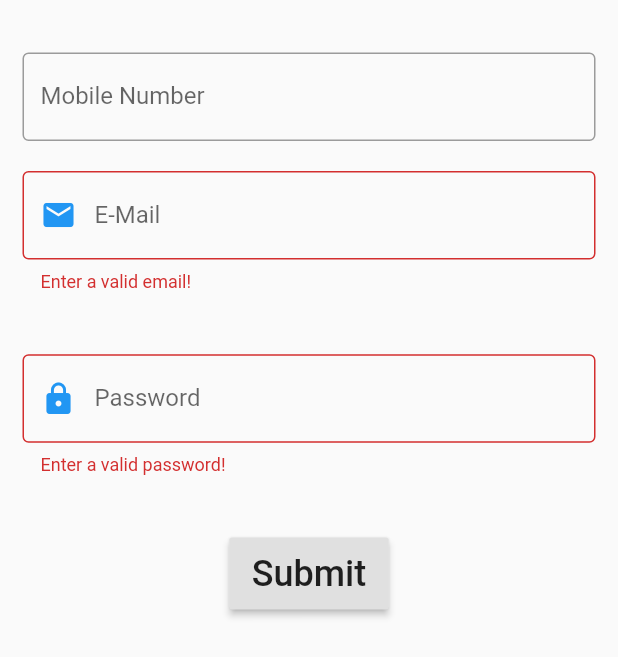
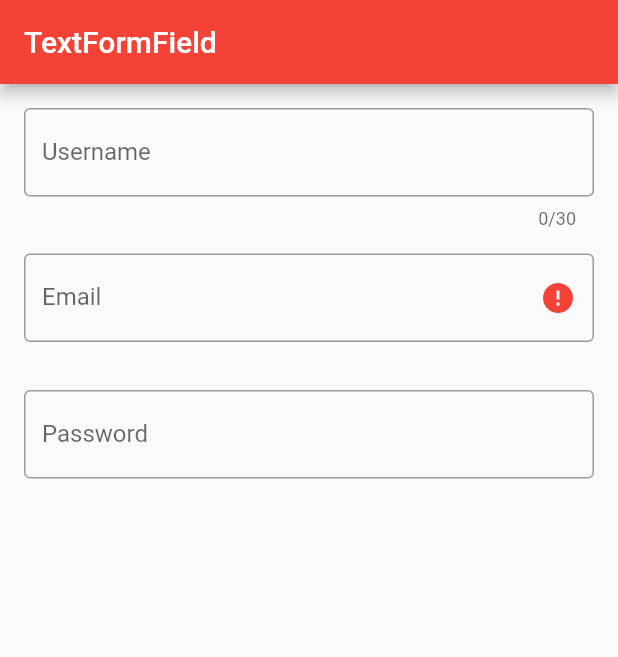
Before and after one commit to VattipalliSridhar/Sample-Flutter-App, a Flutter app: the screen it shows after launch, on a phone screen of 412 x 824 dp. Shown: the top 657 px of the screen. Run offline on Flutter 3.47's test engine with Material 2 defaults, Android fonts, the phone set to English and light mode, and no system bars; our stand-ins replace country_code_picker, fluttertoast, form_field_validator; missing offline and left inert: simple_tooltip.

Commit message:
validation

```diff
--- a/lib/main.dart
+++ b/lib/main.dart
@@ -1,6 +1,8 @@
 import 'package:flutter/material.dart';
 import 'package:flutter_apps/FormHome.dart';
 import 'package:flutter_apps/Home.dart';
+import 'package:flutter_apps/SampleCode.dart';
+import 'package:flutter_apps/validationData.dart';
 import 'package:fluttertoast/fluttertoast.dart';
 
 void main() {
@@ -13,7 +15,7 @@ class MyApp extends StatelessWidget {
     return MaterialApp(
       debugShowCheckedModeBanner: false,
       title: "My Application",
-      home: FormHome(),
+      home: MyAppli(),
     );
   }
 }
--- /dev/null
+++ b/lib/validationData.dart
@@ -0,0 +1,238 @@
+import 'package:flutter/material.dart';
+import 'package:simple_tooltip/simple_tooltip.dart';
+
+class MyAppli extends StatelessWidget {
+  static final String title = 'TextFormField';
+  @override
+  Widget build(BuildContext context) {
+    return MaterialApp(
+      debugShowCheckedModeBanner: false,
+      title: title,
+      theme: ThemeData(primaryColor: Colors.red),
+      home: MainPage(title: title),
+    );
+  }
+}
+
+class MainPage extends StatefulWidget{
+
+  final String title;
+
+  const MainPage({
+    @required this.title,
+  });
+
+  @override
+  _MainPageState createState() => _MainPageState();
+
+
+}
+
+
+class _MainPageState extends State<MainPage> {
+
+
+  void _showAlertDialog(String title, String message) {
+
+    AlertDialog alertDialog = AlertDialog(
+      title: Text(title),
+      content: Text(message),
+    );
+    showDialog(
+        context: context,
+        builder: (_) => alertDialog
+    );
+  }
+  bool _autoValidate = false;
+  final formKey = GlobalKey<FormState>();
+  String username = '';
+  String email = '';
+  String password = '';
+  bool showTooltip = false;
+  String errorText = '';
+  @override
+  Widget build(BuildContext context) => Scaffold(
+    appBar: AppBar(
+      title: Text(widget.title),
+    ),
+    body: Form(
+      key: formKey,
+      //autovalidateMode: AutovalidateMode.onUserInteraction,
+      child: ListView(
+        padding: EdgeInsets.all(16),
+        children: [
+          buildUsername(),
+          const SizedBox(height: 16),
+          buildEmail(),
+          Positioned(
+            //You can use your own custom tooltip widget over here in place of below Container
+            child: showTooltip
+                ? Container(
+               child: SimpleTooltip(
+                 animationDuration: Duration(seconds: 3),
+                 show: true,
+                 //tooltipDirection: TooltipDirection.up,
+                 tooltipDirection: TooltipDirection.down,
+                 content: Text(
+                   ""+errorText,
+                   style: TextStyle(
+                     color: Colors.black,
+                     fontSize: 15,
+                     decoration: TextDecoration.none,
+                   ),
+                 ),
+               ),
+            ) : Container(),
+          ),
+          const SizedBox(height: 32),
+
+
+
+
+          buildPassword(),
+          const SizedBox(height: 32),
+          //buildSubmit(),
+        ],
+      ),
+    ),
+  );
+
+  Widget buildUsername() => TextFormField(
+    decoration: InputDecoration(
+      labelText: 'Username',
+      border: OutlineInputBorder(),
+      // errorBorder:
+      //     OutlineInputBorder(borderSide: BorderSide(color: Colors.purple)),
+      // focusedErrorBorder:
+      //     OutlineInputBorder(borderSide: BorderSide(color: Colors.purple)),
+      // errorStyle: TextStyle(color: Colors.purple),
+    ),
+    validator: (value) {
+      if (value.length < 4) {
+        return 'Enter at least 4 characters';
+      } else {
+        return null;
+      }
+    },
+    maxLength: 30,
+    onSaved: (value) => setState(() => username = value),
+  );
+
+  Widget buildEmail() => TextFormField(
+    decoration: InputDecoration(
+      labelText: 'Email',
+      suffixIcon: IconButton(
+        icon: Icon(Icons.error, color: Colors.red,),
+        onPressed: () {
+          setState(() {
+            showTooltip = !showTooltip;
+          });
+        },
+      ),
+      border: OutlineInputBorder(
+      ),
+    ),
+
+    /*validator: (value) {
+      final pattern = r'(^[a-zA-Z0-9_.+-]+@[a-zA-Z0-9-]+\.[a-zA-Z0-9-.]+$)';
+      final regExp = RegExp(pattern);
+
+      if (value.isEmpty) {
+          Container(
+            child: Tooltip(message: "Sridhar",
+            child: Text("sdsddsdsdssdsd"),),
+          );
+        return 'Enter an email';
+      } else if (!regExp.hasMatch(value)) {
+        return 'Enter a valid email';
+      } else {
+        return null;
+      }
+    },*/
+
+
+    autovalidate: _autoValidate ,
+    onChanged: (value) {
+
+      setState(() {
+        if(value.isEmpty)
+          {
+            showTooltip = false;
+          }
+        _autoValidate = true;
+      });
+    },
+    validator: (value) {
+     /* if (value.length < 5) {
+        showTooltip = true;
+      return '';
+      } else {
+        showTooltip = false;
+        return '';
+      }*/
+
+
+      final pattern = r'(^[a-zA-Z0-9_.+-]+@[a-zA-Z0-9-]+\.[a-zA-Z0-9-.]+$)';
+      final regExp = RegExp(pattern);
+
+      if (value.isEmpty) {
+        showTooltip = true;
+        errorText = "Enter an email";
+        return '';
+      } else if (!regExp.hasMatch(value)) {
+        showTooltip = true;
+        errorText = "Enter a valid email";
+        return '';
+      } else {
+        showTooltip = false;
+        errorText = "";
+        return null;
+      }
+    },
+
+    keyboardType: TextInputType.emailAddress,
+    onSaved: (value) => setState(() => email = value),
+  );
+
+  Widget buildPassword() => TextFormField(
+    decoration: InputDecoration(
+      labelText: 'Password',
+      border: OutlineInputBorder(),
+    ),
+    validator: (value) {
+      if (value.length < 7) {
+        return 'Password must be at least 7 characters long';
+      } else {
+        return null;
+      }
+    },
+    onSaved: (value) => setState(() => password = value),
+    keyboardType: TextInputType.visiblePassword,
+    obscureText: true,
+  );
+
+  /*Widget buildSubmit() => Builder(
+    builder: (context) => ButtonWidget(
+      text: 'Submit',
+      onClicked: () {
+        final isValid = formKey.currentState.validate();
+        // FocusScope.of(context).unfocus();
+
+        if (isValid) {
+          formKey.currentState.save();
+
+          final message =
+              'Username: $username\nPassword: $password\nEmail: $email';
+          final snackBar = SnackBar(
+            content: Text(
+              message,
+              style: TextStyle(fontSize: 20),
+            ),
+            backgroundColor: Colors.green,
+          );
+          ScaffoldMessenger.of(context).showSnackBar(snackBar);
+        }
+      },
+    ),
+  );*/
+}
--- a/pubspec.yaml
+++ b/pubspec.yaml
@@ -31,6 +31,9 @@ dependencies:
   retrofit: any
   logger: any
   animated_splash_screen: ^1.0.1+2
+  form_field_validator: ^1.0.1
+  super_tooltip: ^1.0.1
+  simple_tooltip: ^0.1.16
 
 
   # The following adds the Cupertino Icons font to your application.
```
Also changed, not shown: lib/SampleCode.dart (added, +28 -0 lines), lib/loginScreen.dart (added, +107 -0 lines), lib/signupScreen.dart (added, +115 -0 lines), pubspec.lock.
